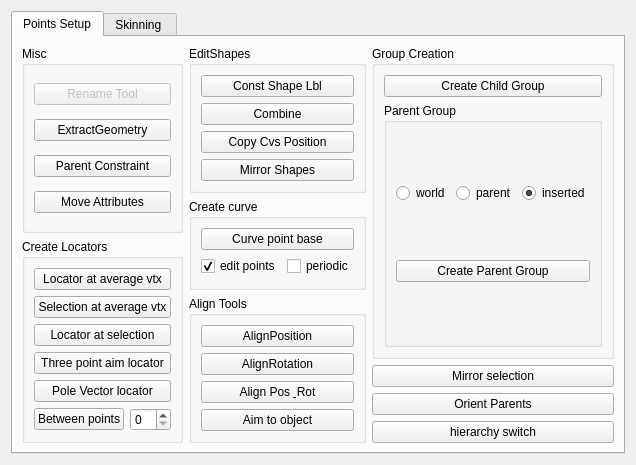
First picture: the form in Tools/Resources/UI_RigTools.ui, repository rendermotion/RMPY, before the edit.
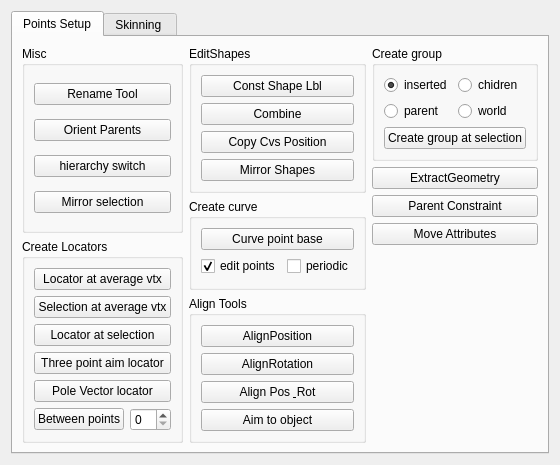
Second picture: the form after the edit.

Commit message: Providing a functional name convention tool.

```diff
--- a/Tools/Resources/UI_RigTools.ui
+++ b/Tools/Resources/UI_RigTools.ui
@@ -6,8 +6,8 @@
    <rect>
     <x>0</x>
     <y>0</y>
-    <width>589</width>
-    <height>447</height>
+    <width>521</width>
+    <height>446</height>
    </rect>
   </property>
   <property name="windowTitle">
@@ -37,7 +37,7 @@
               <item>
                <widget class="QPushButton" name="RenameTool">
                 <property name="enabled">
-                 <bool>false</bool>
+                 <bool>true</bool>
                 </property>
                 <property name="text">
                  <string>Rename Tool</string>
@@ -45,26 +45,23 @@
                </widget>
               </item>
               <item>
-               <widget class="QPushButton" name="ExtractGeoBtn">
+               <widget class="QPushButton" name="orient_parents_btn">
                 <property name="text">
-                 <string>ExtractGeometry</string>
+                 <string>Orient Parents</string>
                 </property>
                </widget>
               </item>
               <item>
-               <widget class="QPushButton" name="ParentConstraintBtn">
+               <widget class="QPushButton" name="hierarchy_switch_btn">
                 <property name="text">
-                 <string>Parent Constraint</string>
+                 <string>hierarchy switch</string>
                 </property>
                </widget>
               </item>
               <item>
-               <widget class="QPushButton" name="AttributeTransferBtn">
-                <property name="toolTip">
-                 <string extracomment="Select the object with the Attributes you want to transfer First, then the destination object."/>
-                </property>
+               <widget class="QPushButton" name="mirror_selection_btn">
                 <property name="text">
-                 <string>Move Attributes</string>
+                 <string>Mirror selection</string>
                 </property>
                </widget>
               </item>
@@ -259,40 +256,15 @@
          <item>
           <layout class="QVBoxLayout" name="verticalLayout_6">
            <item>
-            <widget class="QGroupBox" name="GroupsGroupBox">
-             <property name="title">
-              <string>Group Creation</string>
-             </property>
-             <layout class="QVBoxLayout" name="verticalLayout">
-              <item>
-               <widget class="QPushButton" name="CreateChildGroup">
-                <property name="text">
-                 <string>Create Child Group</string>
-                </property>
-               </widget>
-              </item>
+            <layout class="QVBoxLayout" name="verticalLayout_5">
               <item>
                <widget class="QGroupBox" name="groupBox_2">
                 <property name="title">
-                 <string>Parent Group</string>
+                <string>Create group</string>
                 </property>
                 <layout class="QVBoxLayout" name="verticalLayout_7">
                  <item>
-                  <layout class="QHBoxLayout" name="horizontalLayout_8">
-                   <item>
-                    <widget class="QRadioButton" name="worldRadio">
-                     <property name="text">
-                      <string>world</string>
-                     </property>
-                    </widget>
-                   </item>
-                   <item>
-                    <widget class="QRadioButton" name="parentRadio">
-                     <property name="text">
-                      <string>parent</string>
-                     </property>
-                    </widget>
-                   </item>
+                 <layout class="QHBoxLayout" name="horizontalLayout_4">
                    <item>
                     <widget class="QRadioButton" name="insertedRadio">
                      <property name="text">
@@ -303,44 +275,80 @@
                      </property>
                     </widget>
                    </item>
+                  <item>
+                   <widget class="QRadioButton" name="childRadio">
+                    <property name="text">
+                     <string>chidren</string>
+                    </property>
+                   </widget>
+                  </item>
+                 </layout>
+                </item>
+                <item>
+                 <layout class="QHBoxLayout" name="horizontalLayout_5">
+                  <item>
+                   <widget class="QRadioButton" name="parentRadio">
+                    <property name="text">
+                     <string>parent</string>
+                    </property>
+                   </widget>
+                  </item>
+                  <item>
+                   <widget class="QRadioButton" name="worldRadio">
+                    <property name="text">
+                     <string>world</string>
+                    </property>
+                   </widget>
+                  </item>
                   </layout>
                  </item>
                  <item>
                   <widget class="QPushButton" name="CreateParentGroup">
                    <property name="text">
-                    <string>Create Parent Group</string>
+                   <string>Create group at selection</string>
                    </property>
                   </widget>
                  </item>
                 </layout>
                </widget>
               </item>
-             </layout>
-            </widget>
-           </item>
            <item>
-            <layout class="QVBoxLayout" name="verticalLayout_5">
-             <item>
-              <widget class="QPushButton" name="mirror_selection_btn">
+              <widget class="QPushButton" name="ExtractGeoBtn">
                <property name="text">
-                <string>Mirror selection</string>
+                <string>ExtractGeometry</string>
                </property>
               </widget>
              </item>
              <item>
-              <widget class="QPushButton" name="orient_parents_btn">
+              <widget class="QPushButton" name="ParentConstraintBtn">
                <property name="text">
-                <string>Orient Parents</string>
+                <string>Parent Constraint</string>
                </property>
               </widget>
              </item>
              <item>
-              <widget class="QPushButton" name="hierarchy_switch_btn">
+              <widget class="QPushButton" name="AttributeTransferBtn">
+               <property name="toolTip">
+                <string extracomment="Select the object with the Attributes you want to transfer First, then the destination object."/>
+               </property>
                <property name="text">
-                <string>hierarchy switch</string>
+                <string>Move Attributes</string>
                </property>
               </widget>
              </item>
+             <item>
+              <spacer name="verticalSpacer_3">
+               <property name="orientation">
+                <enum>Qt::Vertical</enum>
+               </property>
+               <property name="sizeHint" stdset="0">
+                <size>
+                 <width>20</width>
+                 <height>40</height>
+                </size>
+               </property>
+              </spacer>
+             </item>
             </layout>
            </item>
           </layout>
```
Lines whose indentation alone changed are shown as unchanged. The commit also changes 9 other files.
